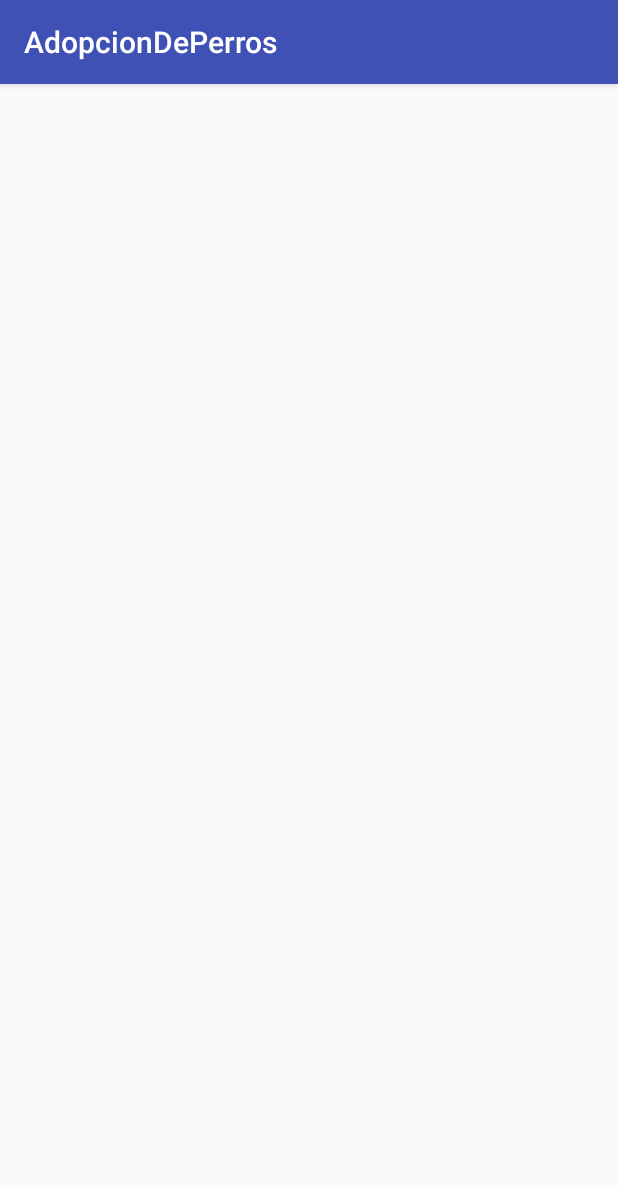
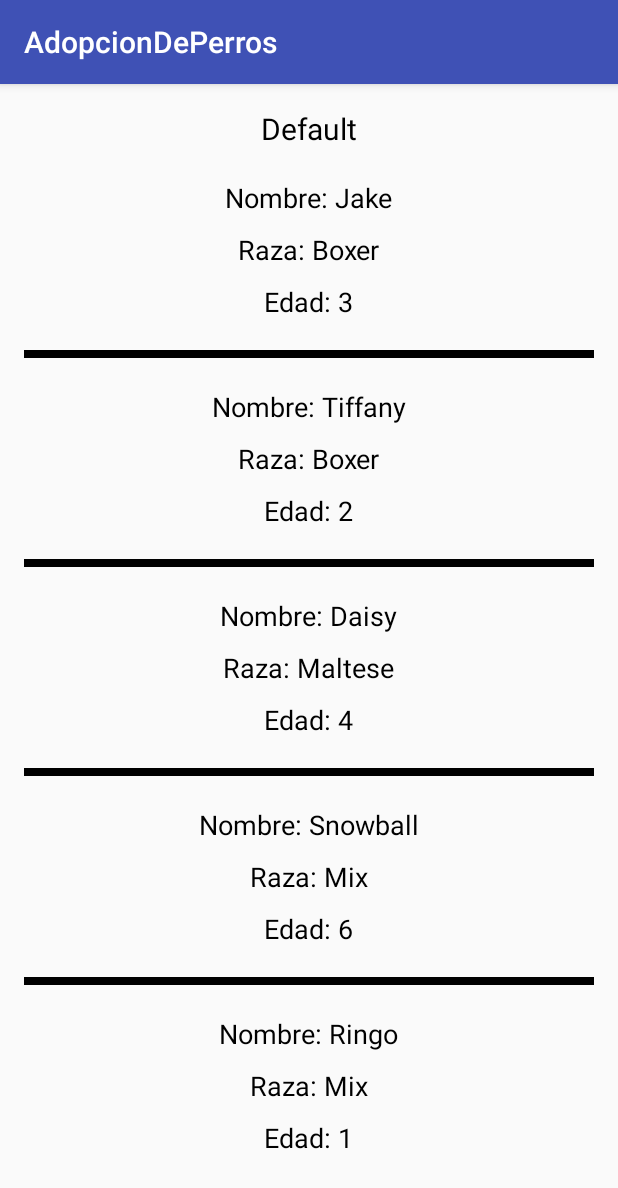
Before and after one commit to isil-pe/AM1-20162-Proyecto-AdopcionDePerros-, an Android app: the ListaPerroActivity screen opened directly, with no data from a screen before it, on a phone screen of 412 x 824 dp. Shown: the top 1188 px of the screen. Run offline under Robolectric (Android 15) with nearby library versions, the phone set to English and light mode, and no system bars.

Commit message:
Added PerroAdapter, PerroApplication, and entities

```diff
--- a/AdopcionDePerros/app/src/main/AndroidManifest.xml
+++ b/AdopcionDePerros/app/src/main/AndroidManifest.xml
@@ -3,6 +3,7 @@
     package="com.example.dvasq.adopciondeperros">
 
     <application
+        android:name=".PerroApplication"
         android:allowBackup="true"
         android:icon="@mipmap/ic_launcher"
         android:label="@string/app_name"
--- a/AdopcionDePerros/app/src/main/java/com/example/dvasq/adopciondeperros/ListaPerroActivity.java
+++ b/AdopcionDePerros/app/src/main/java/com/example/dvasq/adopciondeperros/ListaPerroActivity.java
@@ -2,12 +2,69 @@ package com.example.dvasq.adopciondeperros;
 
 import android.support.v7.app.AppCompatActivity;
 import android.os.Bundle;
+import android.view.View;
+import android.widget.AdapterView;
+import android.widget.Button;
+import android.widget.ListView;
+import android.widget.TextView;
+
+import com.example.dvasq.adopciondeperros.adapter.PerroAdapter;
+import com.example.dvasq.adopciondeperros.model.PerroEntity;
+
+import java.util.List;
 
 public class ListaPerroActivity extends AppCompatActivity {
+    private TextView tviCount;
+    private ListView lstPets;
+    private List<PerroEntity> data;
 
     @Override
     protected void onCreate(Bundle savedInstanceState) {
         super.onCreate(savedInstanceState);
         setContentView(R.layout.activity_lista_perro);
+        loadData();
+        app();
+    }
+
+    private void app(){
+        ui();
+        events();
+    }
+
+    @Override
+    protected void onResume() {
+        super.onResume();
+        populate();
+    }
+
+    private void populate() {
+        PerroAdapter petAdapter = new PerroAdapter(this,data);
+        lstPets.setAdapter(petAdapter);
+    }
+
+    private void loadData() {
+
+        PerroApplication application= (PerroApplication)getApplication();
+        data= application.allPerros();
+    }
+
+    private void ui() {
+        tviCount = (TextView)findViewById(R.id.tviCount);
+        lstPets= (ListView)findViewById(R.id.lsvPerro);
+    }
+
+    private void events() {
+        lstPets.setOnItemClickListener(new AdapterView.OnItemClickListener() {
+            @Override
+            public void onItemClick(AdapterView<?> parent, View view, int position, long id) {
+                PerroEntity perroEntity= (PerroEntity) parent.getAdapter().getItem(position);
+                gotoPerroDetail(perroEntity);
+            }
+        });
+
+    }
+
+    private void gotoPerroDetail(PerroEntity perroEntity){
+
     }
 }
--- /dev/null
+++ b/AdopcionDePerros/app/src/main/java/com/example/dvasq/adopciondeperros/adapter/PerroAdapter.java
@@ -0,0 +1,134 @@
+package com.example.dvasq.adopciondeperros.adapter;
+
+import android.content.Context;
+import android.view.LayoutInflater;
+import android.view.View;
+import android.view.ViewGroup;
+import android.widget.BaseAdapter;
+import android.widget.Filter;
+import android.widget.Filterable;
+import android.widget.ImageView;
+import android.widget.TextView;
+
+import com.example.dvasq.adopciondeperros.R;
+import com.example.dvasq.adopciondeperros.model.PerroEntity;
+
+import org.w3c.dom.Text;
+
+import java.util.ArrayList;
+import java.util.List;
+
+/**
+ * Created by Alumno-J on 24/11/2016.
+ */
+public class PerroAdapter extends BaseAdapter implements Filterable {
+    private Context context;
+    private List<PerroEntity> data;
+    private List<PerroEntity> originalData;
+    private Filter petFilter;
+
+    public PerroAdapter(Context context, List<PerroEntity> data) {
+        this.context = context;
+        this.data = data;
+    }
+
+    @Override
+    public int getCount() {
+        return data.size();
+    }
+
+    @Override
+    public Object getItem(int position) {
+        return data.get(position);
+    }
+
+    @Override
+    public long getItemId(int position) {
+        return 0;
+    }
+
+    @Override
+    public View getView(int position, View convertView, ViewGroup parent) {
+        View view;
+        if (convertView == null) {
+            view = LayoutInflater.from(this.context).
+                    inflate(R.layout.row_pet,parent,false);
+        } else {
+            view = convertView;
+        }
+        TextView tviPerroName = (TextView)view.findViewById(R.id.txvNameOfDog);
+        TextView tviPerroRace = (TextView)view.findViewById(R.id.txvRaceOfDog);
+        TextView tviPerroAge = (TextView)view.findViewById(R.id.txvAgeOfDog);
+
+        final PerroEntity perroEntity= data.get(position);
+
+        String name = "Nombre: " + perroEntity.getName();
+        String race = "Raza: " + perroEntity.getRace();
+        String edad = "Edad: "+perroEntity.getAge() ;
+        tviPerroName.setText(name);
+        tviPerroRace.setText(race);
+        tviPerroAge.setText(edad);
+
+        return view;
+    }
+
+    public void resetData() {
+        originalData = data;
+    }
+
+    @Override
+    public Filter getFilter() {
+        if (petFilter == null)
+            petFilter = new PetFilter();
+        return petFilter;
+    }
+
+    private class PetFilter extends Filter {
+
+        @Override
+        protected FilterResults performFiltering(CharSequence constraint) {
+            FilterResults results = new FilterResults();
+            // We implement here the filter logic
+            if (constraint == null || constraint.length() == 0) {
+                // No filter implemented we return all the list
+                results.values = data;
+                results.count = data.size();
+            }
+            else {
+                // We perform filtering operation
+                List<PerroEntity> nDogList = new ArrayList<PerroEntity>();
+
+                for (PerroEntity perroEntity : originalData) {
+                    if (perroEntity.getName().toUpperCase().startsWith(constraint.toString().toUpperCase()))
+                        nDogList.add(perroEntity);
+                }
+
+                results.values = nDogList;
+                results.count = nDogList.size();
+
+            }
+            return results;
+        }
+
+        @Override
+        protected void publishResults(CharSequence constraint,
+                                      FilterResults results) {
+            // Now we have to inform the adapter about the new list filtered
+            if (results.count == 0)
+                notifyDataSetInvalidated();
+            else {
+                originalData = (List<PerroEntity>) results.values;
+                notifyDataSetChanged();
+            }
+
+        }
+
+    }
+
+    static class ViewHolder
+    {
+        TextView tviPerroName;
+        TextView tviPerroRace;
+        TextView tviPerroAge;
+    }
+}
--- a/AdopcionDePerros/app/src/main/res/layout/activity_lista_perro.xml
+++ b/AdopcionDePerros/app/src/main/res/layout/activity_lista_perro.xml
@@ -1,12 +1,25 @@
 <?xml version="1.0" encoding="utf-8"?>
-<RelativeLayout xmlns:android="http://schemas.android.com/apk/res/android"
+<LinearLayout xmlns:android="http://schemas.android.com/apk/res/android"
     xmlns:tools="http://schemas.android.com/tools"
     android:layout_width="match_parent"
     android:layout_height="match_parent"
-    android:paddingBottom="@dimen/activity_vertical_margin"
-    android:paddingLeft="@dimen/activity_horizontal_margin"
-    android:paddingRight="@dimen/activity_horizontal_margin"
-    android:paddingTop="@dimen/activity_vertical_margin"
+    android:padding="16dp"
+    android:orientation="vertical"
     tools:context="com.example.dvasq.adopciondeperros.ListaPerroActivity">
 
-</RelativeLayout>
+    <TextView
+        android:layout_width="wrap_content"
+        android:layout_height="wrap_content"
+        android:text="@string/def"
+        android:textColor="@color/black"
+        android:textSize="20sp"
+        android:layout_gravity="center_horizontal"
+        android:id="@+id/tviCount"/>
+
+    <ListView
+        android:layout_width="match_parent"
+        android:layout_height="wrap_content"
+        android:dividerHeight="5dp"
+        android:divider="@color/black"
+        android:id="@+id/lsvPerro"></ListView>
+</LinearLayout>
--- a/AdopcionDePerros/app/src/main/res/layout/row_pet.xml
+++ b/AdopcionDePerros/app/src/main/res/layout/row_pet.xml
@@ -3,9 +3,9 @@
     android:orientation="horizontal" android:layout_width="match_parent"
     android:layout_height="match_parent">
 
-    <ImageView
+    <!--<ImageView
         android:layout_width="125dp"
-        android:layout_height="125dp" />
+        android:layout_height="125dp" /> -->
     <LinearLayout
         android:layout_width="match_parent"
         android:layout_height="wrap_content"
--- a/AdopcionDePerros/app/src/main/res/values/strings.xml
+++ b/AdopcionDePerros/app/src/main/res/values/strings.xml
@@ -16,4 +16,6 @@
     <string name="nameofdog">NameOfDog</string>
     <string name="raceofdog">RaceOfDog</string>
     <string name="ageofdog">AgeOfDog</string>
+    <string name="user">Username</string>
+    <string name="def">Default</string>
 </resources>
```
Also changed, not shown: AdopcionDePerros/app/src/main/java/com/example/dvasq/adopciondeperros/PerroApplication.java (added, +96 -0 lines), AdopcionDePerros/app/src/main/java/com/example/dvasq/adopciondeperros/PrincipalActivity.java (+32 -0 lines), AdopcionDePerros/app/src/main/java/com/example/dvasq/adopciondeperros/model/PerroEntity.java (+22 -28 lines), AdopcionDePerros/app/src/main/java/com/example/dvasq/adopciondeperros/model/UsuarioEntity.java (added, +12 -0 lines), AdopcionDePerros/app/src/main/res/layout/activity_registrar.xml (+15 -6 lines).
